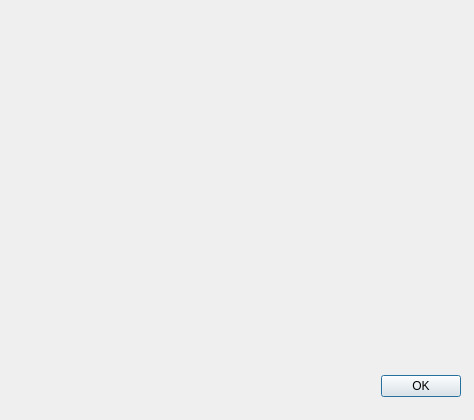
The window that Win_diagnosis_Serwer/about.ui (lukpro681/PC-Diagnostic-Center) describes before a commit, drawn with Qt 5.
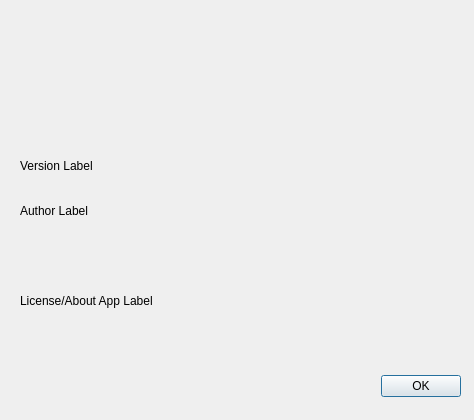
The same window after the commit. Icons and pictures are not drawn.

Commit message: Added "About App"

What changed in the file:
```diff
--- a/Win_diagnosis_Serwer/about.ui
+++ b/Win_diagnosis_Serwer/about.ui
@@ -10,6 +10,18 @@
     <height>420</height>
    </rect>
   </property>
+  <property name="minimumSize">
+   <size>
+    <width>474</width>
+    <height>420</height>
+   </size>
+  </property>
+  <property name="maximumSize">
+   <size>
+    <width>474</width>
+    <height>420</height>
+   </size>
+  </property>
   <property name="windowTitle">
    <string>Dialog</string>
   </property>
@@ -29,6 +41,67 @@
     <set>QDialogButtonBox::Ok</set>
    </property>
   </widget>
+  <widget class="QLabel" name="aboutLogo">
+   <property name="geometry">
+    <rect>
+     <x>20</x>
+     <y>20</y>
+     <width>431</width>
+     <height>121</height>
+    </rect>
+   </property>
+   <property name="text">
+    <string/>
+   </property>
+   <property name="pixmap">
+    <pixmap>../Win_diagnosis_Klient/diag_center_banner.png</pixmap>
+   </property>
+   <property name="scaledContents">
+    <bool>true</bool>
+   </property>
+  </widget>
+  <widget class="QLabel" name="AuthorLabel">
+   <property name="geometry">
+    <rect>
+     <x>20</x>
+     <y>190</y>
+     <width>431</width>
+     <height>41</height>
+    </rect>
+   </property>
+   <property name="text">
+    <string>Author Label</string>
+   </property>
+  </widget>
+  <widget class="QLabel" name="VersionLabel">
+   <property name="geometry">
+    <rect>
+     <x>20</x>
+     <y>150</y>
+     <width>431</width>
+     <height>31</height>
+    </rect>
+   </property>
+   <property name="text">
+    <string>Version Label</string>
+   </property>
+  </widget>
+  <widget class="QLabel" name="aboutLabel">
+   <property name="geometry">
+    <rect>
+     <x>20</x>
+     <y>240</y>
+     <width>431</width>
+     <height>121</height>
+    </rect>
+   </property>
+   <property name="text">
+    <string>License/About App Label</string>
+   </property>
+   <property name="wordWrap">
+    <bool>true</bool>
+   </property>
+  </widget>
  </widget>
  <resources/>
  <connections>
```
The commit also changes 970 other files.
